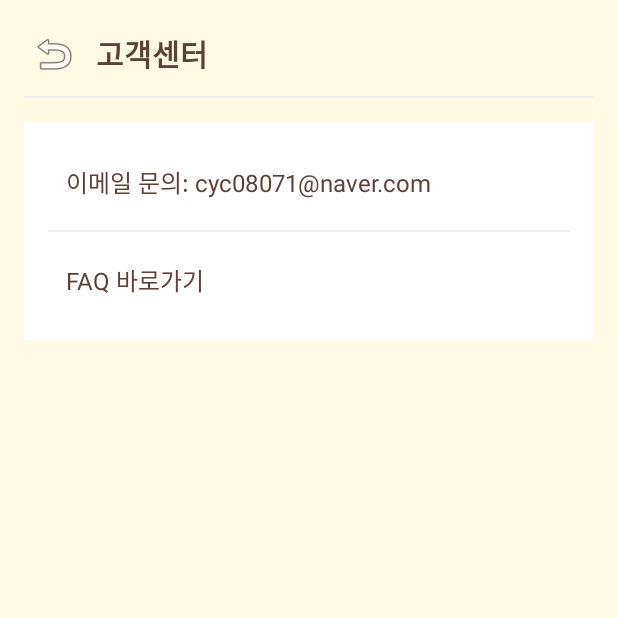
After one commit to taejeong0531-droi/project1, an Android app: the SupportActivity screen opened directly, with no data from a screen before it, on a phone screen of 412 x 824 dp, the top half of it. The commit adds this screen. Run offline under Robolectric (Android 15) with nearby library versions, the light colour scheme and no system bars; our stand-ins replace CircleImageView.

Commit message:
feat(support): add SupportActivity and remove survey from profile; update manifest and layout

```diff
--- a/app/src/main/AndroidManifest.xml
+++ b/app/src/main/AndroidManifest.xml
@@ -51,9 +51,11 @@
             android:exported="false"
             android:theme="@style/Theme.MaterialComponents.Light.NoActionBar" />
 
-        <!-- 감정-음식 경험 설문 액티비티 -->
+
+
+        <!-- 고객센터 액티비티 -->
         <activity
-            android:name=".EmotionExperienceActivity"
+            android:name=".SupportActivity"
             android:exported="false"
             android:theme="@style/Theme.MaterialComponents.Light.NoActionBar" />
 
--- a/app/src/main/java/com/example/myapplication/ProfileFragment.kt
+++ b/app/src/main/java/com/example/myapplication/ProfileFragment.kt
@@ -54,10 +54,10 @@ class ProfileFragment : Fragment() {
             startActivity(Intent(requireContext(), FoodPreferenceActivity::class.java))
         }
 
-        // 설문조사(감정-음식 경험) 화면 진입
-        val layoutEmotionPattern: View = view.findViewById(R.id.layoutEmotionPattern)
-        layoutEmotionPattern.setOnClickListener {
-            startActivity(Intent(requireContext(), EmotionExperienceActivity::class.java))
+        // 고객센터 화면 진입
+        val layoutSupport: View = view.findViewById(R.id.layoutSupport)
+        layoutSupport.setOnClickListener {
+            startActivity(Intent(requireContext(), SupportActivity::class.java))
         }
 
         // onResume에서 최신 사용자 정보 반영
--- /dev/null
+++ b/app/src/main/java/com/example/myapplication/SupportActivity.kt
@@ -0,0 +1,29 @@
+package com.example.myapplication
+
+import android.os.Bundle
+import android.widget.ImageButton
+import android.widget.TextView
+import android.widget.Toast
+import androidx.appcompat.app.AppCompatActivity
+
+class SupportActivity : AppCompatActivity() {
+    override fun onCreate(savedInstanceState: Bundle?) {
+        super.onCreate(savedInstanceState)
+        setContentView(R.layout.activity_support)
+
+        val btnBack: ImageButton = findViewById(R.id.btnBack)
+        val textEmail: TextView = findViewById(R.id.textEmail)
+        val textFaq: TextView = findViewById(R.id.textFaq)
+
+        btnBack.setOnClickListener { finish() }
+
+        val pendingMsg = "기능 준비중입니다"
+        textEmail.setOnClickListener {
+            Toast.makeText(this, pendingMsg, Toast.LENGTH_SHORT).show()
+        }
+
+        textFaq.setOnClickListener {
+            Toast.makeText(this, pendingMsg, Toast.LENGTH_SHORT).show()
+        }
+    }
+}
--- /dev/null
+++ b/app/src/main/res/layout/activity_support.xml
@@ -0,0 +1,79 @@
+<?xml version="1.0" encoding="utf-8"?>
+<LinearLayout xmlns:android="http://schemas.android.com/apk/res/android"
+    android:layout_width="match_parent"
+    android:layout_height="match_parent"
+    android:orientation="vertical"
+    android:background="@color/light_gold_bg"
+    android:padding="16dp">
+
+    <LinearLayout
+        android:layout_width="match_parent"
+        android:layout_height="wrap_content"
+        android:orientation="horizontal"
+        android:gravity="center_vertical">
+
+        <ImageButton
+            android:id="@+id/btnBack"
+            android:layout_width="40dp"
+            android:layout_height="40dp"
+            android:background="@android:color/transparent"
+            android:src="@android:drawable/ic_menu_revert"
+            android:contentDescription="뒤로가기" />
+
+        <TextView
+            android:layout_width="wrap_content"
+            android:layout_height="wrap_content"
+            android:text="고객센터"
+            android:textStyle="bold"
+            android:textColor="@color/dark_brown_text"
+            android:textSize="20sp"
+            android:layout_marginStart="8dp"/>
+    </LinearLayout>
+
+    <View
+        android:layout_width="match_parent"
+        android:layout_height="1dp"
+        android:background="#EEEEEE"
+        android:layout_marginTop="8dp"/>
+
+    <LinearLayout
+        android:layout_width="match_parent"
+        android:layout_height="wrap_content"
+        android:orientation="vertical"
+        android:background="@android:color/white"
+        android:layout_marginTop="16dp"
+        android:padding="16dp">
+
+        <TextView
+            android:id="@+id/textEmail"
+            android:layout_width="match_parent"
+            android:layout_height="wrap_content"
+            android:text="이메일 문의: cyc08071@naver.com"
+            android:textColor="@color/dark_brown_text"
+            android:textSize="16sp"
+            android:padding="12dp"
+            android:background="?attr/selectableItemBackground"
+            android:clickable="true"
+            android:focusable="true"/>
+
+        <View
+            android:layout_width="match_parent"
+            android:layout_height="1dp"
+            android:background="#EEEEEE"
+            android:layout_marginVertical="8dp"/>
+
+        <TextView
+            android:id="@+id/textFaq"
+            android:layout_width="match_parent"
+            android:layout_height="wrap_content"
+            android:text="FAQ 바로가기"
+            android:textColor="@color/dark_brown_text"
+            android:textSize="16sp"
+            android:padding="12dp"
+            android:background="?attr/selectableItemBackground"
+            android:clickable="true"
+            android:focusable="true"/>
+
+    </LinearLayout>
+
+</LinearLayout>
--- a/app/src/main/res/layout/fragment_profile.xml
+++ b/app/src/main/res/layout/fragment_profile.xml
@@ -133,32 +133,7 @@
                 android:layout_height="1dp"
                 android:background="#EEEEEE" />
 
-            <!-- 설문조사 진입 -->
-            <LinearLayout
-                android:id="@+id/layoutEmotionPattern"
-                android:layout_width="match_parent"
-                android:layout_height="wrap_content"
-                android:orientation="horizontal"
-                android:padding="16dp"
-                android:background="?attr/selectableItemBackground"
-                android:clickable="true"
-                android:focusable="true">
 
-                <TextView
-                    android:layout_width="0dp"
-                    android:layout_height="wrap_content"
-                    android:layout_weight="1"
-                    android:text="설문조사"
-                    android:textColor="@color/dark_brown_text"
-                    android:textSize="16sp" />
-
-                <TextView
-                    android:layout_width="wrap_content"
-                    android:layout_height="wrap_content"
-                    android:text=">"
-                    android:textColor="@color/dark_brown_text"
-                    android:textSize="16sp" />
-            </LinearLayout>
         </LinearLayout>
 
         <!-- 설정 섹션 -->
```
